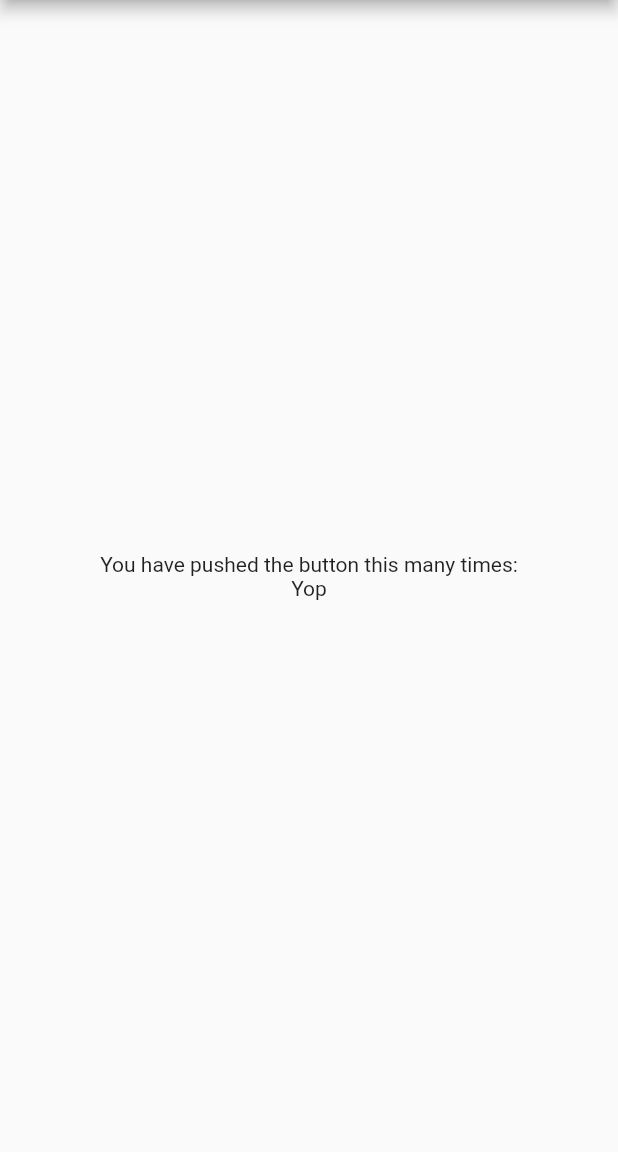
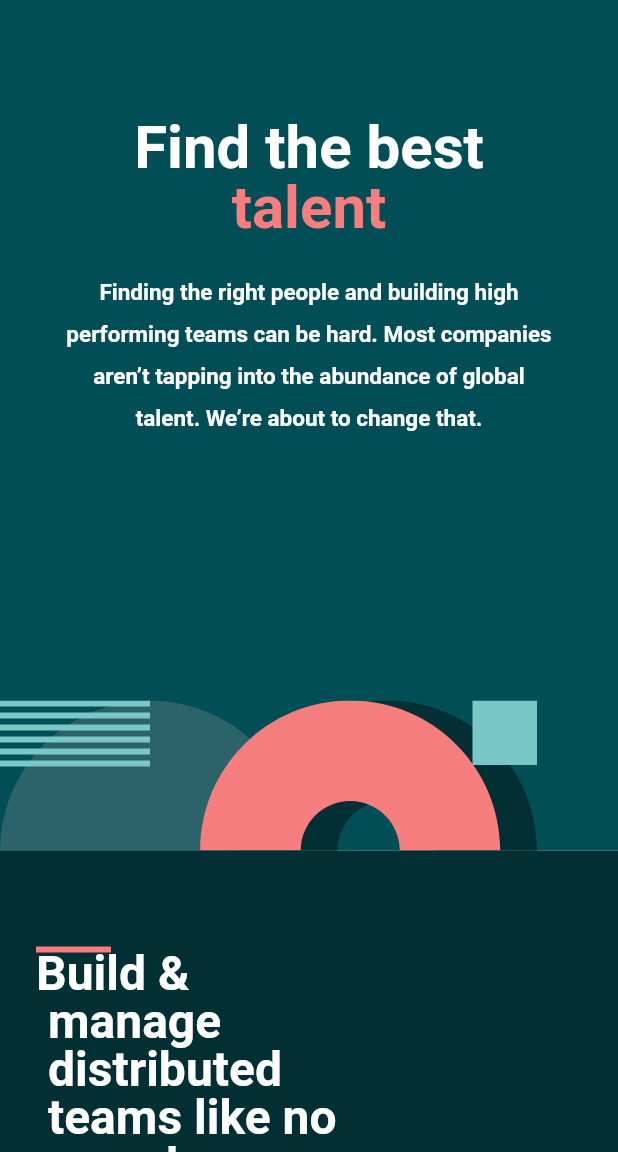
Before and after one commit to YohannDCz/MyTeam-Multipage-Application, a Flutter app: the screen it shows after launch, on a phone screen of 412 x 824 dp, the part 84-1236 px from its top. Run offline on Flutter 3.47's test engine with Material 2 defaults, Android fonts, the light colour scheme and no system bars; our stand-ins replace flutter_svg; Roboto replaces fonts that are missing (Livvic).

Commit message:
Screen1 Homepage

```diff
--- a/lib/main.dart
+++ b/lib/main.dart
@@ -96,10 +96,54 @@ class MyHomePage extends StatefulWidget {
 
 class _MyHomePageState extends State<MyHomePage> {
   Fonts font = Fonts();
+
+  final TextStyle h1Large = const TextStyle(
+    fontSize: 100,
+    height: 100,
+    fontFamily: 'Livvic',
+    fontWeight: FontWeight.bold,
+  );
+
+  final TextStyle h1Small = const TextStyle(
+    fontSize: 64,
+    height: 56,
+    fontFamily: 'Livvic',
+    fontWeight: FontWeight.bold,
+  );
+
+  final TextStyle h2 = const TextStyle(
+    fontSize: 48,
+    height: 48,
+    fontFamily: 'Livvic',
+    fontWeight: FontWeight.bold,
+  );
+
+  final TextStyle h3 = const TextStyle(
+    fontSize: 18,
+    height: 28,
+    fontFamily: 'Livvic',
+    fontWeight: FontWeight.bold,
+  );
+
+  final TextStyle body1 = const TextStyle(
+    fontSize: 18,
+    height: 28,
+    fontFamily: 'Livvic',
+    fontWeight: FontWeight.w600,
+  );
+
+  final TextStyle body2 = const TextStyle(
+    fontSize: 15,
+    height: 25,
+    fontFamily: 'Livvic',
+    fontWeight: FontWeight.w600,
+  );
+
   @override
   Widget build(BuildContext context) {
     return Scaffold(
       appBar: AppBar(
+        elevation: 0.0,
           title: Padding(
             padding: const EdgeInsets.only(left: 16.0),
             child: GestureDetector(
@@ -122,7 +166,7 @@ class _MyHomePageState extends State<MyHomePage> {
             IconButton(
               icon: const Icon(Icons.menu),
               iconSize: 36.0,
-              padding: EdgeInsets.only(right: 24.0),
+              padding: const EdgeInsets.only(right: 24.0),
               onPressed: () {
                 Navigator.push(
                   context,
@@ -131,33 +175,129 @@ class _MyHomePageState extends State<MyHomePage> {
               },
             ),
           ]),
-      body: Center(
-        // Center is a layout widget. It takes a single child and positions it
-        // in the middle of the parent.
-        child: Column(
-          // Column is also a layout widget. It takes a list of children and
-          // arranges them vertically. By default, it sizes itself to fit its
-          // children horizontally, and tries to be as tall as its parent.
-          //
-          // Invoke "debug painting" (press "p" in the console, choose the
-          // "Toggle Debug Paint" action from the Flutter Inspector in Android
-          // Studio, or the "Toggle Debug Paint" command in Visual Studio Code)
-          // to see the wireframe for each widget.
-          //
-          // Column has various properties to control how it sizes itself and
-          // how it positions its children. Here we use mainAxisAlignment to
-          // center the children vertically; the main axis here is the vertical
-          // axis because Columns are vertical (the cross axis would be
-          // horizontal).
-          mainAxisAlignment: MainAxisAlignment.center,
-          children: const <Widget>[
-            Text(
-              'You have pushed the button this many times:',
-            ),
-            Text("Yop"),
-          ],
-        ),
+      body: ListView(
+        children: const [
+          Screen1(),
+          Screen2(),
+        ],
       ),
     );
   }
 }
+
+class Screen2 extends StatelessWidget {
+  const Screen2({
+    super.key,
+  });
+
+  @override
+  Widget build(BuildContext context) {
+    return Stack(
+      children: [
+        Container(
+          width: double.infinity,
+          height: 1072.0,
+          color: Color(0xFF012F34),
+        ),
+        Positioned(
+          top: 64.0,
+          left: 24.0,
+          child: Column(
+            crossAxisAlignment: CrossAxisAlignment.baseline,
+            children: [
+            Container(
+              width: 50.0,
+              height: 4.0,
+              color: Color(0xFFF67E7E),
+            ),
+            const Text(
+              "Build & \n manage \n distributed \n teams like no \n one else.",
+              style: TextStyle(
+                fontFamily: "Livvic",
+                fontSize: 32.0,
+                height: 1,
+                fontWeight: FontWeight.bold,
+                color: Colors.white,
+              ))
+          ],),
+        )
+      ]
+    );
+  }
+}
+
+class Screen1 extends StatelessWidget {
+  const Screen1({
+    super.key,
+  });
+
+
+  @override
+  Widget build(BuildContext context) {
+    return Stack(
+      children: [ Container(
+        width: double.infinity,
+        height: 567.0,
+        decoration: const BoxDecoration(
+          color: Color(0xFF014E56),
+        ),
+        ),
+        Column(
+          children: <Widget>[
+            const SizedBox(height: 80.0),
+            Padding(
+              padding: const EdgeInsets.symmetric(horizontal: 88.0),
+              child: RichText(
+                textAlign: TextAlign.center,
+                overflow: TextOverflow.fade,
+                text: const TextSpan(
+                  children: [
+                    TextSpan(
+                      text: 'Find the best ',
+                      style: TextStyle(
+                        fontSize: 40.0,
+                        height: 1,
+                        fontFamily: 'Livvic',
+                        fontWeight: FontWeight.bold,
+                        color: Colors.white,
+                      ),
+                    ),
+                    TextSpan(
+                      text: 'talent',
+                      style: TextStyle(
+                        fontSize: 40.0,
+                        height: 1,
+                        fontFamily: 'Livvic',
+                        fontWeight: FontWeight.bold,
+                        color: Color(0xFFF67E7E),
+                      ),
+                    ),
+                  ],
+                ),
+              ),
+            ),
+            const SizedBox(height: 18.0),
+            const Padding(
+              padding: EdgeInsets.symmetric(horizontal: 40.0),
+              child: Text(
+                "Finding the right people and building high performing teams can be hard. Most companies aren’t tapping into the abundance of global talent. We’re about to change that.",
+                textAlign: TextAlign.center,
+                style: TextStyle(
+                   fontSize: 15.0,
+                    height: 1.87,
+                    fontFamily: 'Livvic',
+                    fontWeight: FontWeight.w600,
+                    color: Colors.white,
+                ),
+              ),
+            )
+          ],
+        ),
+        Positioned(
+          bottom: 0.0,
+          child: SvgPicture.asset('assets/background/bg-pattern-home-2.svg'),
+        ),
+      ]
+    );
+  }
+}
--- a/pubspec.yaml
+++ b/pubspec.yaml
@@ -65,7 +65,7 @@ flutter:
     - assets/icons/
     - assets/logos/
     - assets/favicon-32x32.png
-
+    - assets/Livvic/
   # An image asset can refer to one or more resolution-specific "variants", see
   # https://flutter.dev/assets-and-images/#resolution-aware
 
```
